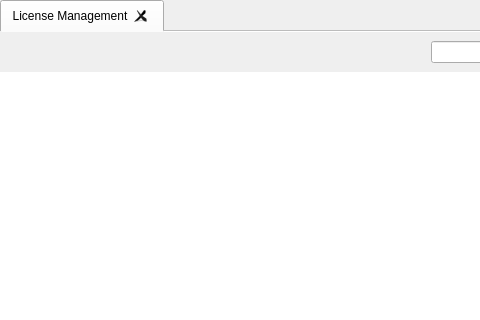
Above: FWAdminLib/inventory/LicenseTabWidget.ui from fw-dev/translations before the change; both pictures show x 0 to 480 and y 0 to 320 of the 640 by 411 pixel window. Below: the same form after it.
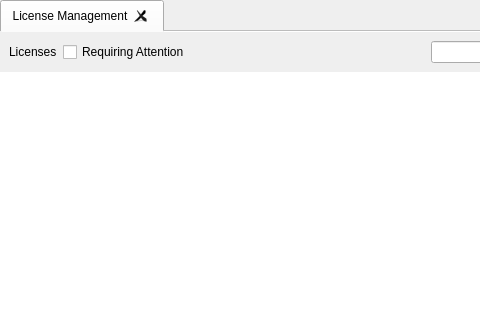
That is the form after the change. Custom widgets are drawn as their Qt base class.

The edit to the form file:
```diff
--- a/FWAdminLib/inventory/LicenseTabWidget.ui
+++ b/FWAdminLib/inventory/LicenseTabWidget.ui
@@ -42,6 +42,20 @@
        <item>
         <widget class="ViewSearchHeader" name="widget" native="true">
          <layout class="QHBoxLayout" name="horizontalLayout">
+          <item>
+           <widget class="QLabel" name="label">
+            <property name="text">
+             <string>Licenses</string>
+            </property>
+           </widget>
+          </item>
+          <item>
+           <widget class="QCheckBox" name="requiringAttention">
+            <property name="text">
+             <string>Requiring Attention</string>
+            </property>
+           </widget>
+          </item>
           <item>
            <spacer name="horizontalSpacer_2">
             <property name="orientation">
```
Left out of the diff: 25 changed lines with no effect on the pictures.
